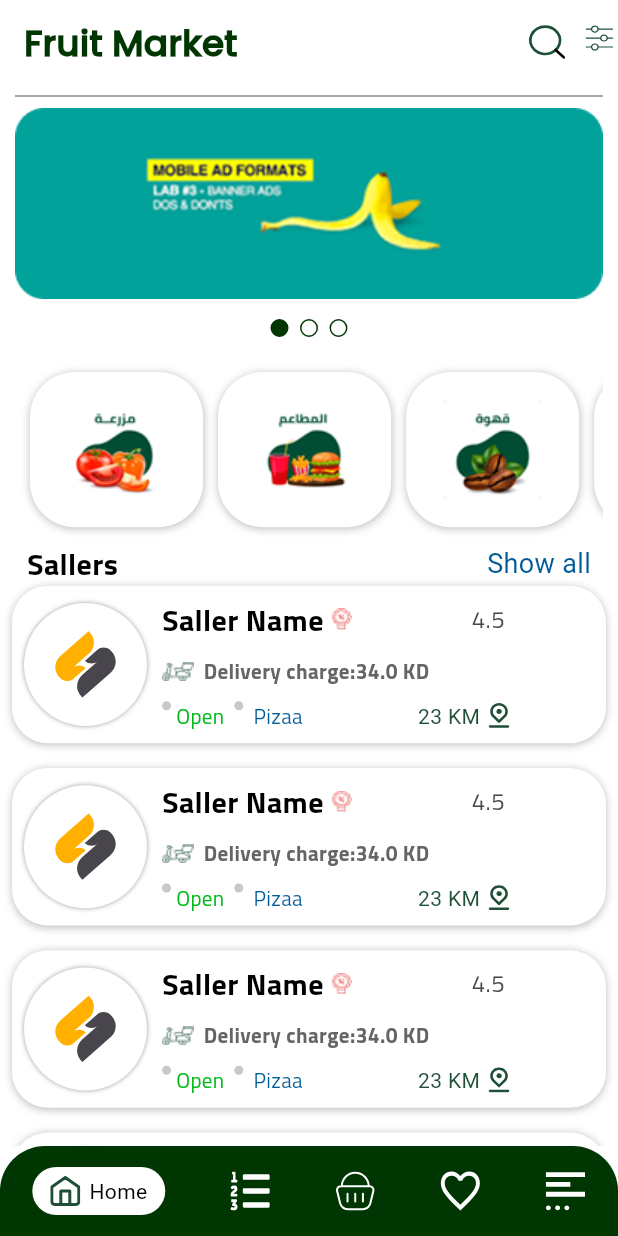
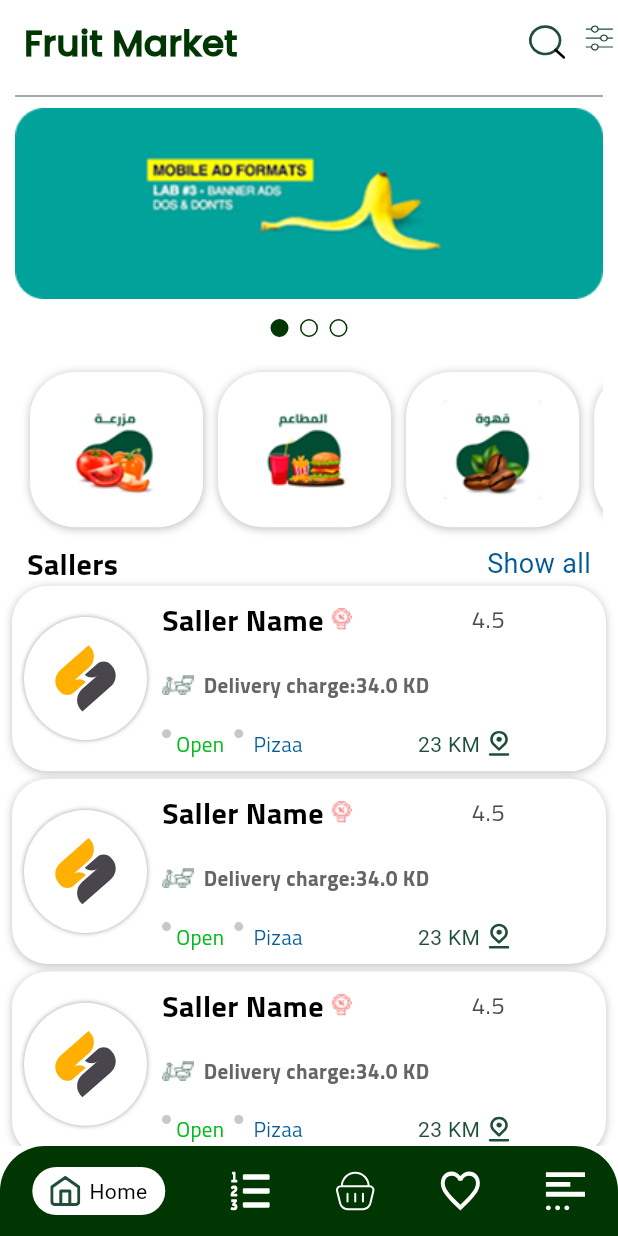
Before and after one commit to AyaNasserEzat/market, a Flutter app: the screen it shows after launch, after a tap on "Skip", after a tap on "Login", on a phone screen of 412 x 824 dp. Run offline on Flutter 3.47's test engine with Material 3 defaults, Android fonts, the phone set to English and light mode, and no system bars; our stand-ins replace flutter_screenutil, flutter_svg, go_router, pin_code_fields, timeline_tile; project files that could hold a hidden picture were left out.

Commit message:
onbording and home container changes

```diff
--- a/lib/feature/auth_feature/presentation/views/custom_container.dart
+++ b/lib/feature/auth_feature/presentation/views/custom_container.dart
@@ -1,9 +1,8 @@
 import 'package:flutter/material.dart';
 import 'package:flutter_screenutil/flutter_screenutil.dart';
-import 'package:pure_soft/core/utils/app_color.dart';
 
 class CustomContainer extends StatelessWidget {
-  const CustomContainer({super.key, required this.icon, required this.text, required this.color, required this.widget, required this.textcolor});
+  const CustomContainer({super.key, required this.icon, required this.text, required this.color, required this.widget, required this.textcolor,});
  final IconData icon;
  final String text;
  final Color color;
--- a/lib/feature/auth_feature/presentation/views/widgets/onbording_page.dart
+++ b/lib/feature/auth_feature/presentation/views/widgets/onbording_page.dart
@@ -59,9 +59,9 @@
                       ),
                     ),
                     SizedBox(height: constraints.maxHeight * .012),
-                    Image.asset(AppAssetes.onbording),
+
                     SizedBox(
-                      height: 200,
+                      height: 500,
                       child: PageView.builder(
                         controller: pageController,
                         onPageChanged: (int index) {
@@ -73,6 +73,7 @@
                         itemBuilder: (context, index) {
                           return Column(
                             children: [
+                               Image.asset(AppAssetes.onbording),
                               Text(
                                 OnBordingModel.onBordingList[index].title,
                                 style: CustomTextStyle.poppins.copyWith(
--- a/lib/feature/favorite_feature/presentation/views/widgets/favorit_item.dart
+++ b/lib/feature/favorite_feature/presentation/views/widgets/favorit_item.dart
@@ -72,8 +72,8 @@
                   },
                   child: Container(
                     alignment: Alignment.center,
-                    width: 25.w,
-                    height: 25.h,
+                    width: 25,
+                    height: 25,
                      decoration: BoxDecoration(
                               color: AppColor.white,
                       shape: BoxShape.circle,
--- a/lib/feature/home/presentaion/views/home_view.dart
+++ b/lib/feature/home/presentaion/views/home_view.dart
@@ -8,7 +8,7 @@
 import 'package:pure_soft/core/utils/app_strings.dart';
 import 'package:pure_soft/core/utils/text_style.dart';
 import 'package:pure_soft/feature/auth_feature/presentation/views/widgets/custom_indicator.dart';
-import 'package:pure_soft/feature/home/presentaion/views/widgets/custom_container.dart';
+import 'package:pure_soft/feature/home/presentaion/views/widgets/custom_container_home.dart';
 import 'package:pure_soft/feature/home/presentaion/views/widgets/custom_category_containr.dart';
 import 'package:pure_soft/feature/home/presentaion/views/widgets/filter_dailog.dart';
 import 'package:pure_soft/feature/home/presentaion/views/widgets/grid_view_layout.dart';
@@ -85,15 +85,16 @@
               ),
 
               // Sellers list
-           isLandScap? GridViewLayout():
-             SliverList.separated(
-                itemCount: 5,
-                itemBuilder: (context, index) {
-                  return CustomContainer(isOpen: true);
-                },
-                separatorBuilder: (context, index) =>
-                    SizedBox(height: screenHeight * .02),
-              )
+              GridViewLayout()
+          //  isLandScap? GridViewLayout():
+          //    SliverList.separated(
+          //       itemCount: 5,
+          //       itemBuilder: (context, index) {
+          //         return CustomContainerHome(isOpen: true);
+          //       },
+          //       separatorBuilder: (context, index) =>
+          //           SizedBox(height: screenHeight * .02),
+          //     )
             ],
           ),
         ),
--- a/lib/feature/home/presentaion/views/widgets/custom_container.dart
+++ b/lib/feature/home/presentaion/views/widgets/custom_container_home.dart
@@ -7,8 +7,8 @@
 import 'package:pure_soft/core/utils/text_style.dart';
 import 'package:pure_soft/feature/home/presentaion/views/widgets/custom_circle_container.dart';
 
-class CustomContainer extends StatelessWidget {
-  const CustomContainer({super.key, required this.isOpen});
+class CustomContainerHome extends StatelessWidget {
+  const CustomContainerHome({super.key, required this.isOpen});
   final bool isOpen;
   @override
   Widget build(BuildContext context) {
@@ -23,7 +23,7 @@
       child: Padding(
         padding: const EdgeInsets.only(left: 8.0,right: 8),
         child: Container(
-     width: double.infinity,
+     //width: double.infinity,
 
           decoration: BoxDecoration(
             color: AppColor.white,
@@ -35,6 +35,7 @@
           child: Padding(
             padding: const EdgeInsets.only(left: 8.0,top: 8,bottom: 8),
             child: Row(
+              mainAxisSize: MainAxisSize.min,
               spacing: 10,
               children: [
          CustomCircleContainer(),
--- a/lib/feature/home/presentaion/views/widgets/grid_view_layout.dart
+++ b/lib/feature/home/presentaion/views/widgets/grid_view_layout.dart
@@ -1,7 +1,5 @@
 import 'package:flutter/widgets.dart';
-import 'package:pure_soft/feature/home/presentaion/views/widgets/custom_container.dart';
-import 'package:pure_soft/feature/home/presentaion/views/widgets/grid_view_container.dart';
-
+import 'package:pure_soft/feature/home/presentaion/views/widgets/custom_container_home.dart';
 
 
 class GridViewLayout extends StatelessWidget {
@@ -9,18 +7,40 @@
 
   @override
   Widget build(BuildContext context) {
+
+        final double screenWidth = MediaQuery.of(context).size.width;
+
+    // تحديد نوع الجهاز
+    bool isMobile = screenWidth < 600;
+    bool isTablet = screenWidth >= 600 && screenWidth < 1024;
+    bool isDesktop = screenWidth >= 1024;
+
+    // عدد الأعمدة
+    int crossAxisCount;
+    double aspectRatio;
+
+    if (isMobile) {
+      crossAxisCount = 1;
+      aspectRatio = 10/3; // AspectRatio للموبايل
+    } else if (isTablet) {
+      crossAxisCount = 2;
+      aspectRatio = 40/12; // AspectRatio للتابلت
+    } else {
+      crossAxisCount = 3;
+      aspectRatio = 63/18; // AspectRatio للديسكتوب
+    }
     return  SliverGrid(
   delegate: SliverChildBuilderDelegate(
     (context, index) {
-      return GridViewContainer(isOpen: true);
+      return CustomContainerHome(isOpen: true);
     },
     childCount: 5, // عدد العناصر
   ),
   gridDelegate:  SliverGridDelegateWithFixedCrossAxisCount(
-    crossAxisCount: 2, // عدد الأعمدة
+    crossAxisCount: crossAxisCount, // عدد الأعمدة
     crossAxisSpacing: 5, // المسافة بين الأعمدة
     mainAxisSpacing: 5, // المسافة بين الصفوف
-    childAspectRatio:  1/.5 // النسبة بين العرض والارتفاع
+    childAspectRatio:  aspectRatio // النسبة بين العرض والارتفاع
   ),
 );
   }
--- a/lib/feature/home/presentaion/views/widgets/saller_card.dart
+++ b/lib/feature/home/presentaion/views/widgets/saller_card.dart
@@ -37,7 +37,7 @@
                 Row(
                   children: [
                     Text("saller name", style: CustomTextStyle.TitilliumWebBold16),
-                        SizedBox(width: 110,),
+                        SizedBox(width:  MediaQuery.of(context).size.width>600? MediaQuery.of(context).size.width*.60: MediaQuery.of(context).size.width*.33 ,),
                 Image.asset(AppAssetes.offer,),
                   ],
                 ),
--- a/lib/main.dart
+++ b/lib/main.dart
@@ -19,16 +19,16 @@
     return ScreenUtilInit(
       designSize: const Size(430, 932),
       minTextAdapt: true,
-      // builder: (context, child) {
-      //   // print('SafeArea builder called.');
-      //   // print('Platform.isAndroid: ${Platform.isAndroid}');
+      builder: (context, child) {
+        // print('SafeArea builder called.');
+        // print('Platform.isAndroid: ${Platform.isAndroid}');
 
-      //   return SafeArea(
-      //     top: false,
-      //     bottom: Platform.isAndroid ? true : false,
-      //     child: child!,
-      //   );
-      // },
+        return SafeArea(
+          top: false,
+          bottom: Platform.isAndroid ? true : false,
+          child: child!,
+        );
+      },
       child: MaterialApp.router(
         debugShowCheckedModeBanner: false,
         title: 'Flutter Demo',
```
Also changed, not shown: lib/feature/home/presentaion/views/widgets/grid_view_container.dart (+8 -4 lines).
